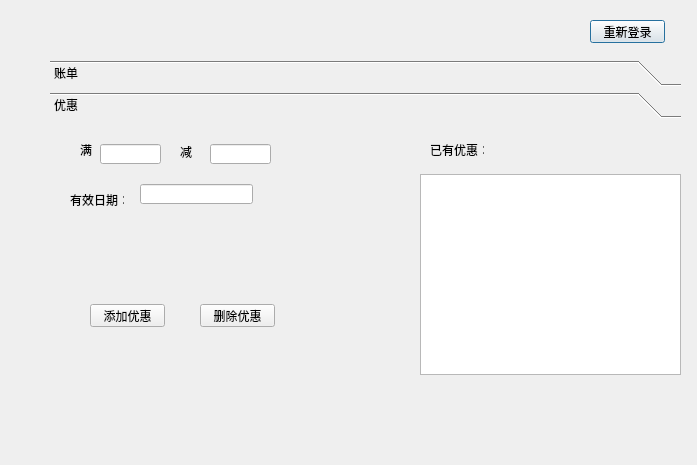
This is myboss.ui in XMeleny/DB as Qt 5 draws it before an edit. The edited form follows.
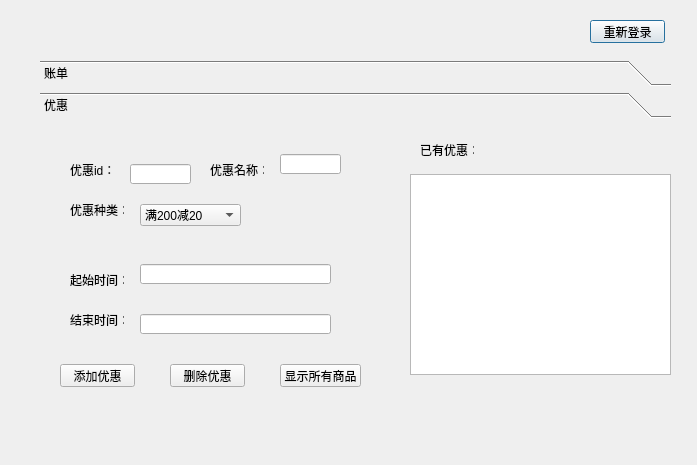
This is the edited form. The open tabs and pages were chosen to show the change.

Diff of the .ui file:
```diff
--- a/myboss.ui
+++ b/myboss.ui
@@ -29,7 +29,7 @@
   <widget class="QToolBox" name="toolBox">
    <property name="geometry">
     <rect>
-     <x>50</x>
+     <x>40</x>
      <y>60</y>
      <width>631</width>
      <height>361</height>
@@ -109,58 +109,12 @@
     <attribute name="label">
      <string>优惠</string>
     </attribute>
-    <widget class="QLabel" name="label">
+    <widget class="QLineEdit" name="start">
      <property name="geometry">
       <rect>
-       <x>30</x>
-       <y>20</y>
-       <width>54</width>
-       <height>12</height>
-      </rect>
-     </property>
-     <property name="text">
-      <string>满</string>
-     </property>
-    </widget>
-    <widget class="QLabel" name="label_2">
-     <property name="geometry">
-      <rect>
-       <x>130</x>
-       <y>20</y>
-       <width>31</width>
-       <height>16</height>
-      </rect>
-     </property>
-     <property name="text">
-      <string>减</string>
-     </property>
-    </widget>
-    <widget class="QLineEdit" name="lineEdit">
-     <property name="geometry">
-      <rect>
-       <x>50</x>
-       <y>20</y>
-       <width>61</width>
-       <height>20</height>
-      </rect>
-     </property>
-    </widget>
-    <widget class="QLineEdit" name="lineEdit_2">
-     <property name="geometry">
-      <rect>
-       <x>160</x>
-       <y>20</y>
-       <width>61</width>
-       <height>20</height>
-      </rect>
-     </property>
-    </widget>
-    <widget class="QLineEdit" name="lineEdit_3">
-     <property name="geometry">
-      <rect>
-       <x>90</x>
-       <y>60</y>
-       <width>113</width>
+       <x>100</x>
+       <y>140</y>
+       <width>191</width>
        <height>20</height>
       </rect>
      </property>
@@ -168,21 +122,21 @@
     <widget class="QLabel" name="label_3">
      <property name="geometry">
       <rect>
-       <x>20</x>
-       <y>70</y>
+       <x>30</x>
+       <y>150</y>
        <width>54</width>
        <height>12</height>
       </rect>
      </property>
      <property name="text">
-      <string>有效日期：</string>
+      <string>起始时间：</string>
      </property>
     </widget>
     <widget class="QPushButton" name="addDiscount">
      <property name="geometry">
       <rect>
-       <x>40</x>
-       <y>180</y>
+       <x>20</x>
+       <y>240</y>
        <width>75</width>
        <height>23</height>
       </rect>
@@ -194,8 +148,8 @@
     <widget class="QPushButton" name="deleteDiscount">
      <property name="geometry">
       <rect>
-       <x>150</x>
-       <y>180</y>
+       <x>130</x>
+       <y>240</y>
        <width>75</width>
        <height>23</height>
       </rect>
@@ -236,6 +190,131 @@
       <string>已有优惠：</string>
      </property>
     </widget>
+    <widget class="QLabel" name="label">
+     <property name="geometry">
+      <rect>
+       <x>30</x>
+       <y>190</y>
+       <width>54</width>
+       <height>12</height>
+      </rect>
+     </property>
+     <property name="text">
+      <string>结束时间：</string>
+     </property>
+    </widget>
+    <widget class="QLineEdit" name="end">
+     <property name="geometry">
+      <rect>
+       <x>100</x>
+       <y>190</y>
+       <width>191</width>
+       <height>20</height>
+      </rect>
+     </property>
+    </widget>
+    <widget class="QLabel" name="label_2">
+     <property name="geometry">
+      <rect>
+       <x>30</x>
+       <y>80</y>
+       <width>54</width>
+       <height>12</height>
+      </rect>
+     </property>
+     <property name="text">
+      <string>优惠种类：</string>
+     </property>
+    </widget>
+    <widget class="QComboBox" name="kind">
+     <property name="geometry">
+      <rect>
+       <x>100</x>
+       <y>80</y>
+       <width>101</width>
+       <height>22</height>
+      </rect>
+     </property>
+     <item>
+      <property name="text">
+       <string>满200减20</string>
+      </property>
+     </item>
+     <item>
+      <property name="text">
+       <string>满300减30</string>
+      </property>
+     </item>
+     <item>
+      <property name="text">
+       <string>八折</string>
+      </property>
+     </item>
+     <item>
+      <property name="text">
+       <string>九折</string>
+      </property>
+     </item>
+    </widget>
+    <widget class="QLabel" name="label_5">
+     <property name="geometry">
+      <rect>
+       <x>30</x>
+       <y>40</y>
+       <width>54</width>
+       <height>12</height>
+      </rect>
+     </property>
+     <property name="text">
+      <string>优惠id：</string>
+     </property>
+    </widget>
+    <widget class="QLineEdit" name="id">
+     <property name="geometry">
+      <rect>
+       <x>90</x>
+       <y>40</y>
+       <width>61</width>
+       <height>20</height>
+      </rect>
+     </property>
+    </widget>
+    <widget class="QLineEdit" name="name">
+     <property name="geometry">
+      <rect>
+       <x>240</x>
+       <y>30</y>
+       <width>61</width>
+       <height>20</height>
+      </rect>
+     </property>
+    </widget>
+    <widget class="QLabel" name="label_6">
+     <property name="geometry">
+      <rect>
+       <x>170</x>
+       <y>40</y>
+       <width>54</width>
+       <height>12</height>
+      </rect>
+     </property>
+     <property name="text">
+      <string>优惠名称：</string>
+     </property>
+    </widget>
+    <widget class="QPushButton" name="pushButton">
+     <property name="geometry">
+      <rect>
+       <x>240</x>
+       <y>240</y>
+       <width>81</width>
+       <height>23</height>
+      </rect>
+     </property>
+     <property name="text">
+      <string>显示所有商品</string>
+     </property>
+    </widget>
    </widget>
   </widget>
  </widget>
```
